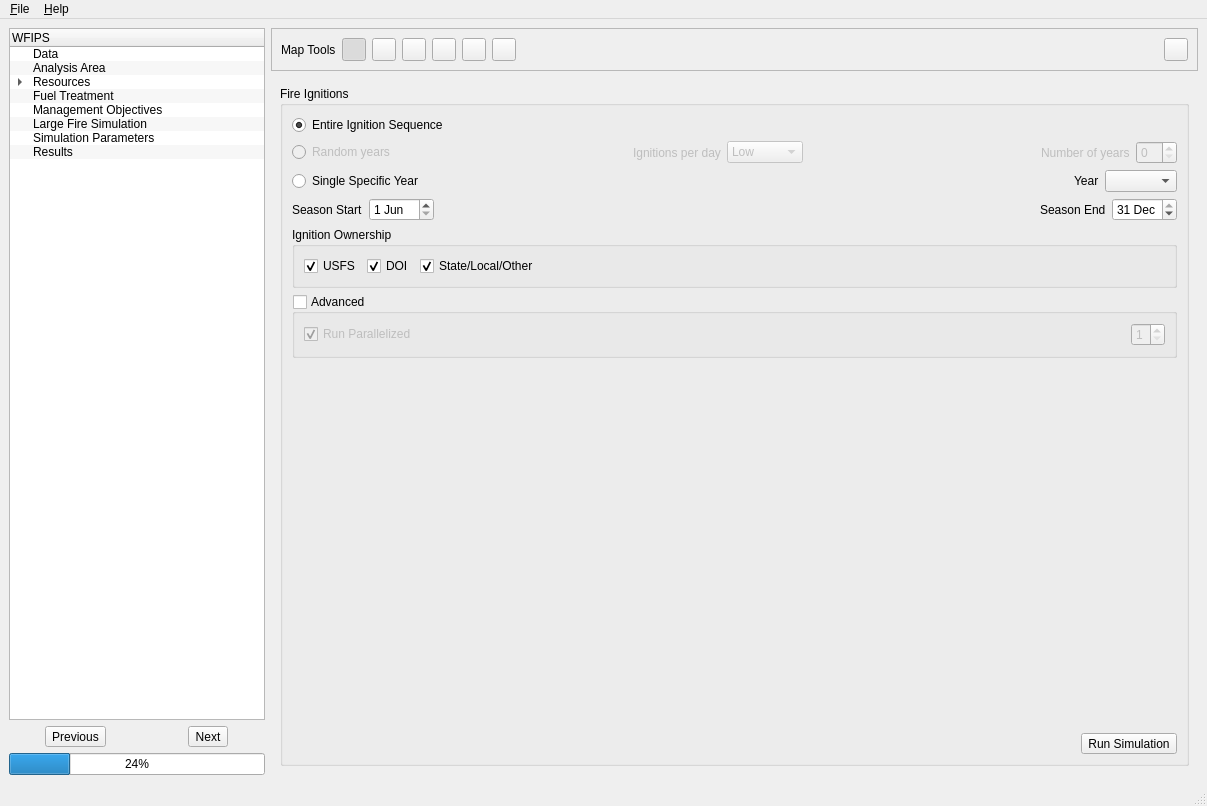
Above: irs/src/gui/wfipsmainwindow.ui from firelab/wfips before the change. Below: the same form after it.
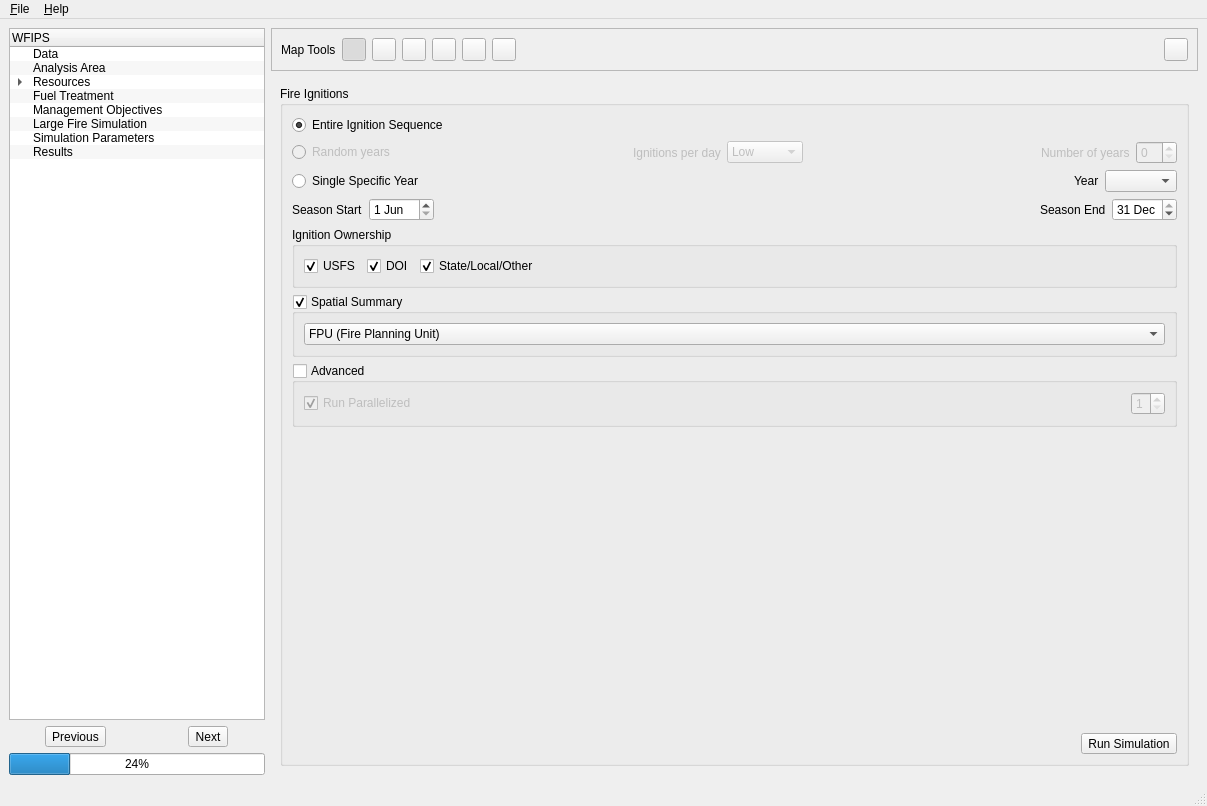
That is the form after the change.

Commit message: add fwa spatial summary to api and gui

What changed in the file:
```diff
--- a/irs/src/gui/wfipsmainwindow.ui
+++ b/irs/src/gui/wfipsmainwindow.ui
@@ -1958,7 +1958,7 @@
             <property name="title">
              <string>Fire Ignitions</string>
             </property>
-            <layout class="QVBoxLayout" name="verticalLayout_11">
+            <layout class="QVBoxLayout" name="verticalLayout_16">
              <item>
               <widget class="QRadioButton" name="figAllRadioButton">
                <property name="text">
@@ -2211,6 +2211,32 @@
                </layout>
               </widget>
              </item>
+             <item>
+              <widget class="QGroupBox" name="spatSumGroupBox">
+               <property name="title">
+                <string>Spatial Summary</string>
+               </property>
+               <property name="checkable">
+                <bool>true</bool>
+               </property>
+               <layout class="QVBoxLayout" name="verticalLayout_11">
+                <item>
+                 <widget class="QComboBox" name="spatSumComboBox">
+                  <item>
+                   <property name="text">
+                    <string>FPU (Fire Planning Unit)</string>
+                   </property>
+                  </item>
+                  <item>
+                   <property name="text">
+                    <string>FWA (Fire Workload Area)</string>
+                   </property>
+                  </item>
+                 </widget>
+                </item>
+               </layout>
+              </widget>
+             </item>
              <item>
               <widget class="QGroupBox" name="advancedRunGroupBox">
                <property name="title">
```
The commit also changes 5 other files.
